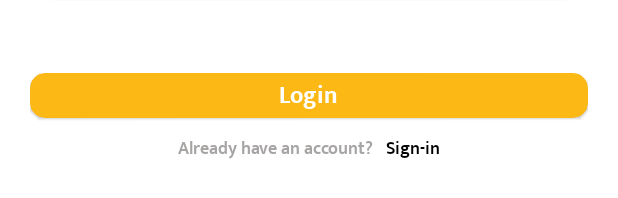
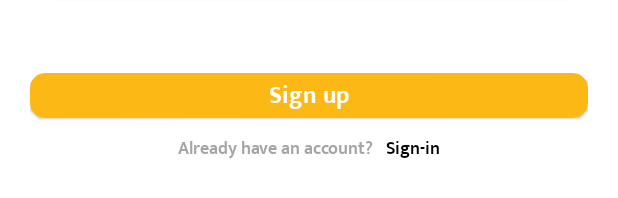
Before and after one commit to teamtechackers/CameraKit, an Android app: the layout activity_sign_up.xml on its own in the app's theme, with its tools: preview values and no code run, on a phone screen of 412 x 824 dp. Shown: the part 640-838 px from the top of the screen. Run offline under Robolectric (Android 15) with nearby library versions, the phone set to English and light mode, and no system bars.

```diff
--- a/app/src/main/res/layout/activity_sign_up.xml
+++ b/app/src/main/res/layout/activity_sign_up.xml
@@ -115,7 +115,7 @@
         android:layout_marginTop="50dp">
         <TextView
             style="@style/styleBtnTV"
-            android:text="Login"
+            android:text="Sign up"
             android:layout_gravity="center"/>
     </com.google.android.material.card.MaterialCardView>
 
```
